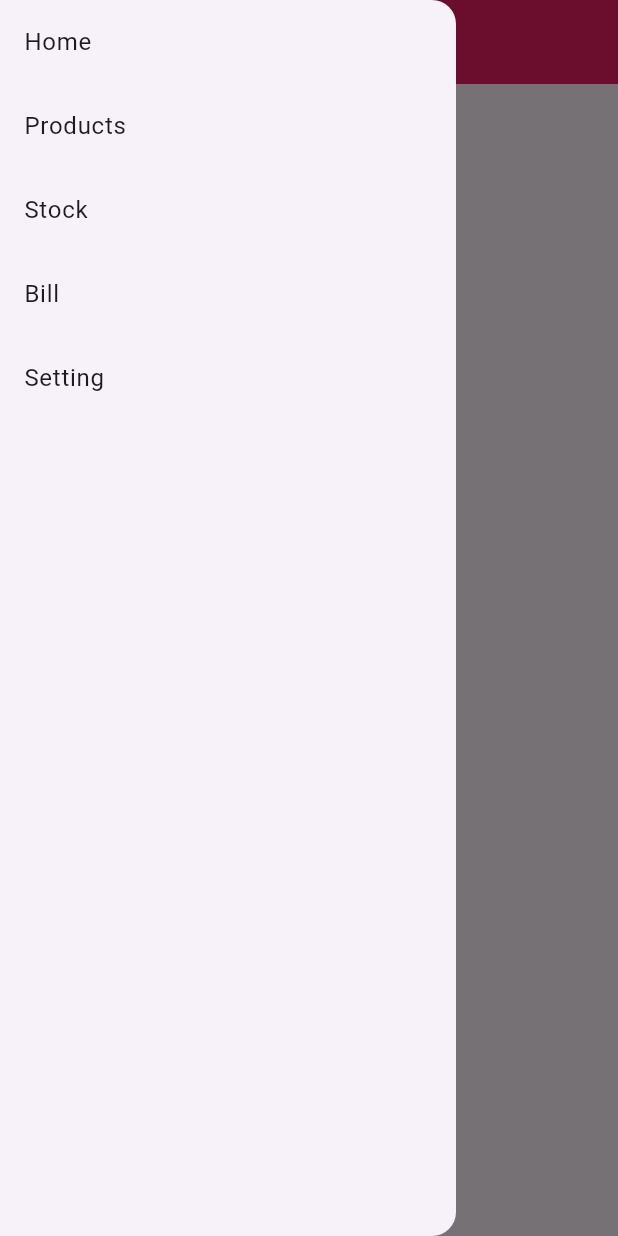
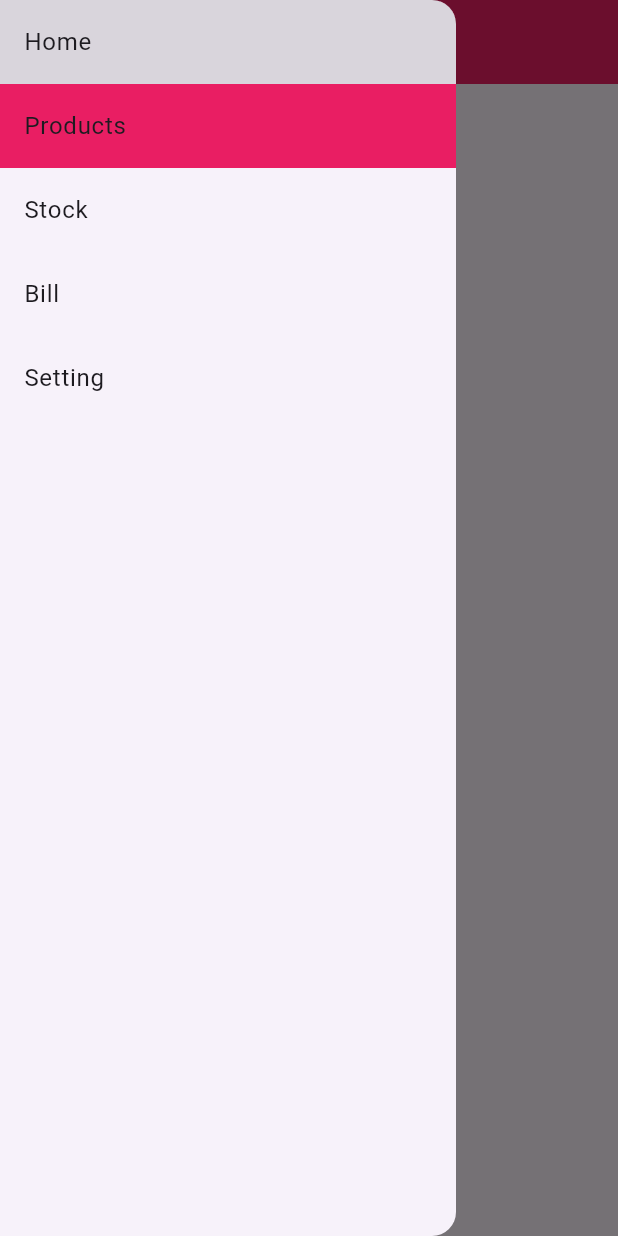
Before and after one commit to SEC-MASUM/flutter_live_class, a Flutter app: the screen it shows after launch, with the side drawer open, on a phone screen of 412 x 824 dp. Run offline on Flutter 3.47's test engine with Material 3 defaults, Android fonts, the phone set to English and light mode, and no system bars.

Commit message:
build responsive nav menu and refactor the code. By using responsive_builder.dart and screen_utils.dart which are defined manually.

```diff
--- a/lib/presentation/screens/home_screen.dart
+++ b/lib/presentation/screens/home_screen.dart
@@ -1,4 +1,6 @@
 import 'package:flutter/material.dart';
+import 'package:flutter_live_class/presentation/widgets/nav_menu.dart';
+import 'package:flutter_live_class/presentation/widgets/responsive_builder.dart';
 
 class HomeScreen extends StatefulWidget {
   const HomeScreen({super.key});
@@ -10,6 +12,14 @@ class HomeScreen extends StatefulWidget {
 class _HomeScreenState extends State<HomeScreen> {
   @override
   Widget build(BuildContext context) {
+    return ResponsiveBuilder(
+      mobile: _buildMobileLayout(),
+      tablet: _buildTabletLayout(),
+      desktop: _buildDesktopLayout(),
+    );
+  }
+
+  Widget _buildMobileLayout() {
     return Scaffold(
       appBar: AppBar(
         title: const Text(
@@ -19,29 +29,39 @@ class _HomeScreenState extends State<HomeScreen> {
         backgroundColor: Colors.pink,
         centerTitle: true,
       ),
-      drawer: const Drawer(
-        child: Column(
-          children: [
-            ListTile(
-              title: Text("Home"),
+      drawer: const NavMenu(),
+      body: const Center(
+        child: Text("Hello world from mobile"),
+      ),
+    );
+  }
+
+  Widget _buildTabletLayout() {
+    return const Scaffold(
+      body: Row(
+        children: [
+          NavMenu(),
+          Expanded(
+            child: Center(
+              child: Text("Tablet"),
             ),
-            ListTile(
-              title: Text("Products"),
+          )
+        ],
+      ),
+    );
+  }
+
+  Widget _buildDesktopLayout() {
+    return const Scaffold(
+      body: Row(
+        children: [
+          NavMenu(),
+          Expanded(
+            child: Center(
+              child: Text("Desktop"),
             ),
-            ListTile(
-              title: Text("Stock"),
-            ),
-            ListTile(
-              title: Text("Bill"),
-            ),
-            ListTile(
-              title: Text("Setting"),
-            ),
-          ],
-        ),
-      ),
-      body: const Center(
-        child: Text("Home"),
+          )
+        ],
       ),
     );
   }
--- /dev/null
+++ b/lib/presentation/utils/screen_utils.dart
@@ -0,0 +1,17 @@
+enum DeviceType { mobile, tablet, desktop }
+
+class ScreenUtils {
+  static const double mobileMaxSize = 640;
+  static const double tabletMaxSize = 1008;
+  static const double desktopMinSize = 1008;
+
+  static DeviceType getDeviceType(double width) {
+    if (width < ScreenUtils.mobileMaxSize) {
+      return DeviceType.mobile;
+    } else if (width >= ScreenUtils.mobileMaxSize &&
+        width < ScreenUtils.tabletMaxSize) {
+      return DeviceType.tablet;
+    }
+    return DeviceType.desktop;
+  }
+}
--- /dev/null
+++ b/lib/presentation/widgets/nav_menu.dart
@@ -0,0 +1,36 @@
+import 'package:flutter/material.dart';
+
+class NavMenu extends StatelessWidget {
+  const NavMenu({
+    super.key,
+  });
+
+  @override
+  Widget build(BuildContext context) {
+    return const Drawer(
+      child: SafeArea(
+        child: Column(
+          children: [
+            ListTile(
+              title: Text("Home"),
+              tileColor: Colors.black12,
+            ),
+            ListTile(
+              title: Text("Products"),
+              tileColor: Colors.pink,
+            ),
+            ListTile(
+              title: Text("Stock"),
+            ),
+            ListTile(
+              title: Text("Bill"),
+            ),
+            ListTile(
+              title: Text("Setting"),
+            ),
+          ],
+        ),
+      ),
+    );
+  }
+}
--- /dev/null
+++ b/lib/presentation/widgets/responsive_builder.dart
@@ -0,0 +1,29 @@
+import 'package:flutter/material.dart';
+import 'package:flutter_live_class/presentation/utils/screen_utils.dart';
+
+class ResponsiveBuilder extends StatelessWidget {
+  const ResponsiveBuilder({
+    super.key,
+    required this.mobile,
+    required this.desktop,
+    this.tablet,
+  });
+
+  final Widget mobile;
+  final Widget? tablet;
+  final Widget desktop;
+
+  @override
+  Widget build(BuildContext context) {
+    final size = MediaQuery.of(context).size;
+    final DeviceType deviceType = ScreenUtils.getDeviceType(size.width);
+
+    if (deviceType == DeviceType.mobile) {
+      return mobile;
+    } else if (deviceType == DeviceType.tablet) {
+      return tablet ?? mobile;
+    }
+
+    return desktop;
+  }
+}
```
